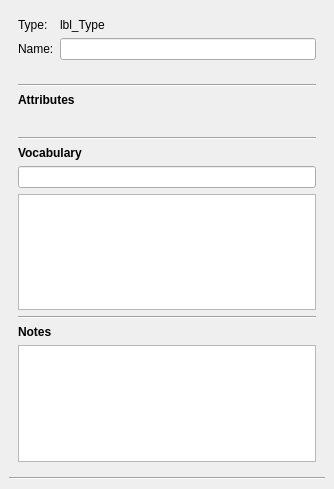
Above: qt_ui/Inspector.ui from FilmColors/VIAN before the change. Below: the same form after it.
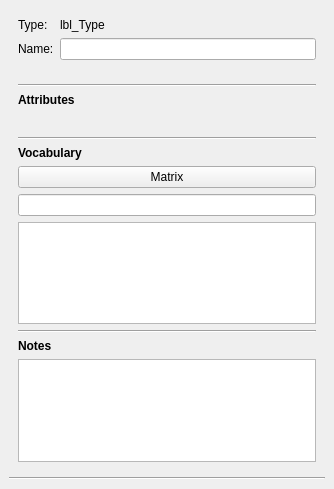
That is the form after the change.

Commit message: VocabularyMatrix Implemented

What changed in the file:
```diff
--- a/qt_ui/Inspector.ui
+++ b/qt_ui/Inspector.ui
@@ -161,6 +161,13 @@
           </property>
          </widget>
         </item>
+        <item>
+         <widget class="QPushButton" name="btn_VocMatrix">
+          <property name="text">
+           <string>Matrix</string>
+          </property>
+         </widget>
+        </item>
         <item>
          <widget class="QLineEdit" name="lineEdit_Vocabulary"/>
         </item>
```
The commit also changes 84 other files.
